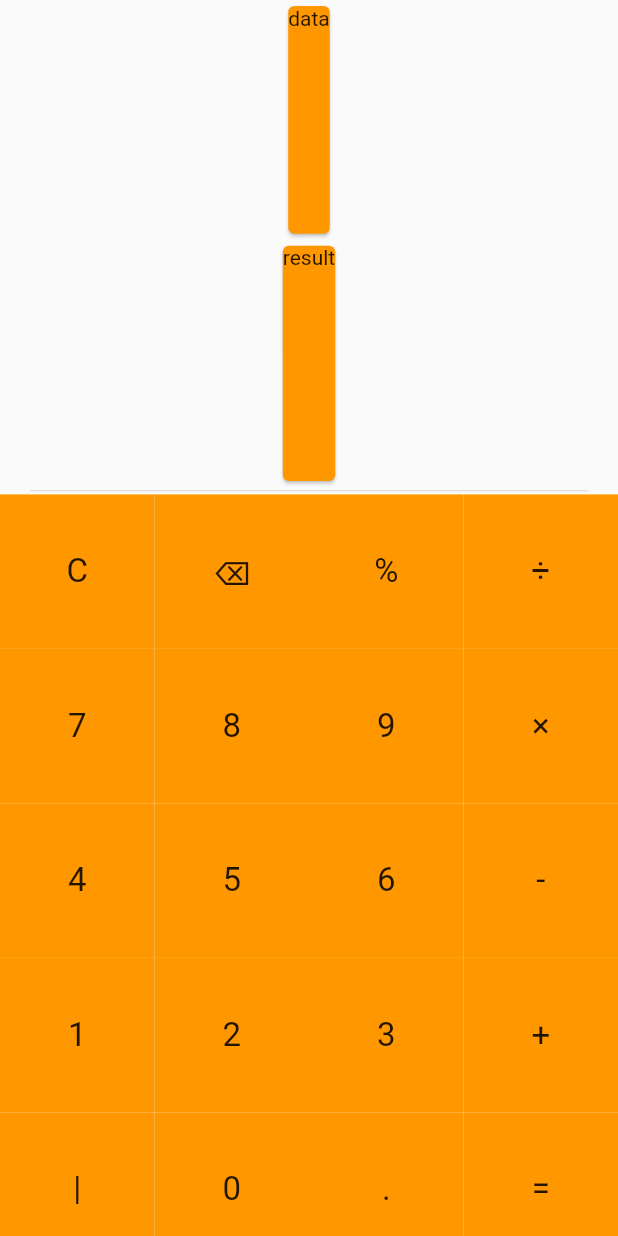
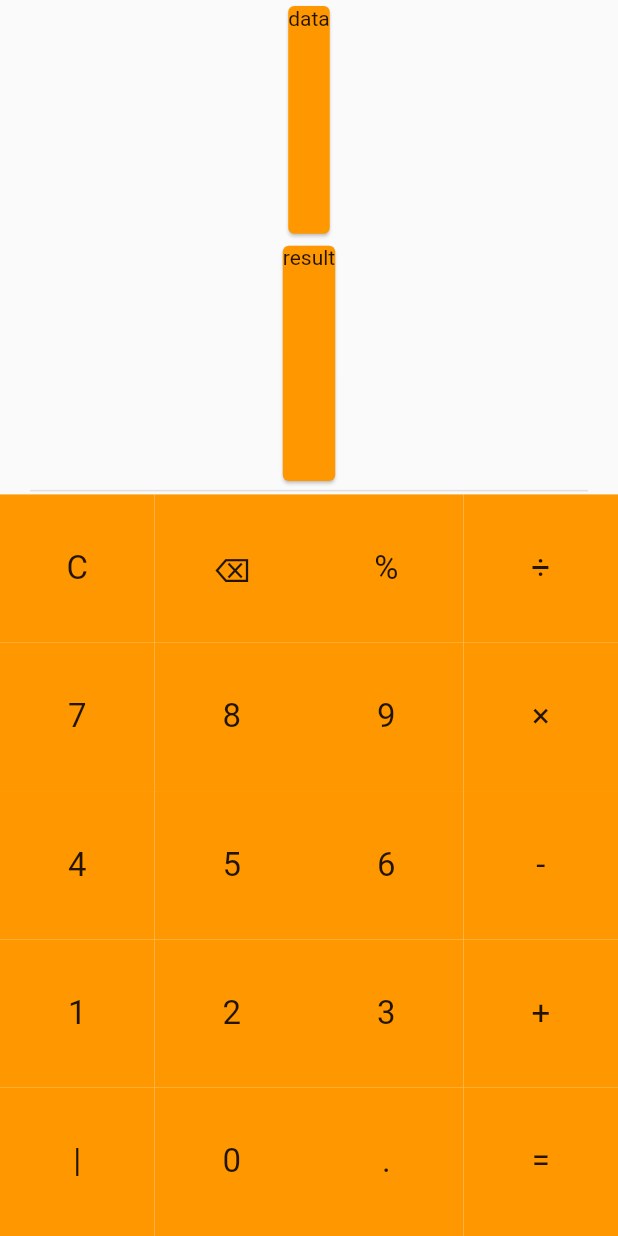
Before and after one commit to AlyaaRushdy/Flutter-Calculator, a Flutter app: the screen it shows after launch, on a phone screen of 412 x 824 dp. Run offline on Flutter 3.47's test engine with Material 2 defaults, Android fonts, the phone set to English and light mode, and no system bars.

```diff
--- a/lib/main.dart
+++ b/lib/main.dart
@@ -1,4 +1,5 @@
 import 'package:calculator/calculator.dart';
+import 'package:calculator/calculator2.dart';
 import 'package:flutter/material.dart';
 
 void main() {
@@ -17,7 +18,7 @@ class MyApp extends StatelessWidget {
       theme: ThemeData(
         primarySwatch: Colors.orange,
       ),
-      home: Calculator(),
+      home: Calculator2(),
     );
   }
 }
```
